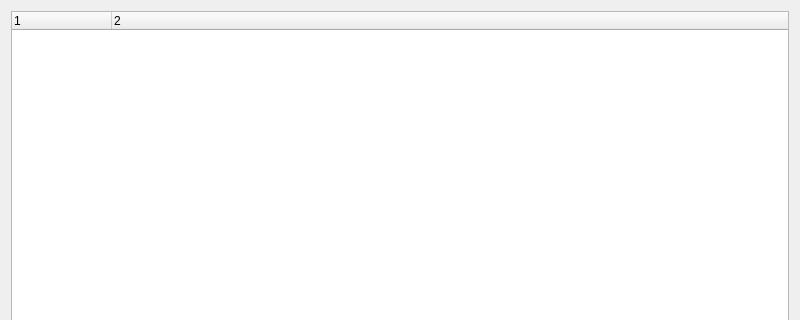
zarathustre/ttex, file designer/evaluator.ui: the form before one commit; both pictures show x 0 to 800 and y 0 to 320 of the 800 by 600 pixel window.
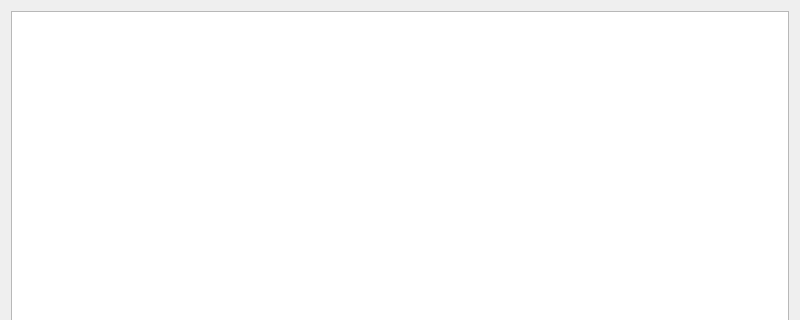
The form after the commit.

Commit message: Fixed the structure of creating a scenario

Diff of the .ui file:
```diff
--- a/designer/evaluator.ui
+++ b/designer/evaluator.ui
@@ -18,24 +18,7 @@
     <number>20</number>
    </property>
    <item>
-    <widget class="QTreeWidget" name="scenarios_tree">
-     <property name="sortingEnabled">
-      <bool>false</bool>
-     </property>
-     <property name="columnCount">
-      <number>2</number>
-     </property>
-     <column>
-      <property name="text">
-       <string notr="true">1</string>
-      </property>
-     </column>
-     <column>
-      <property name="text">
-       <string notr="true">2</string>
-      </property>
-     </column>
-    </widget>
+    <widget class="QTreeView" name="scenarios_tree"/>
    </item>
    <item>
     <layout class="QHBoxLayout" name="horizontalLayout">
```
The commit also changes 5 other files.
